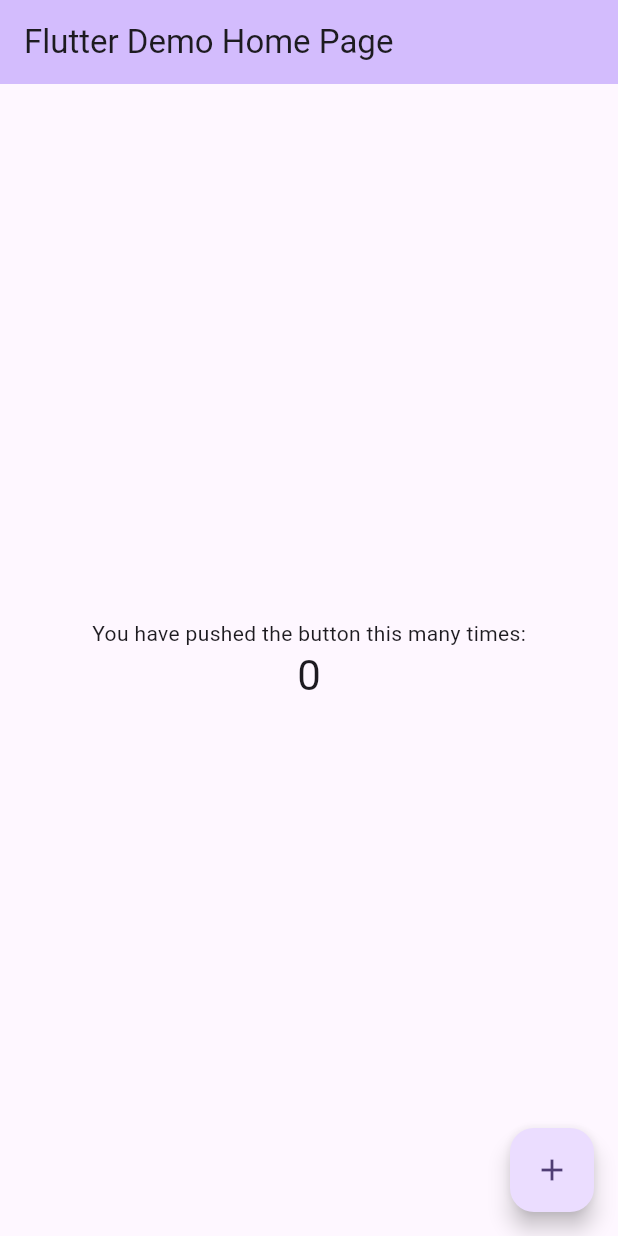
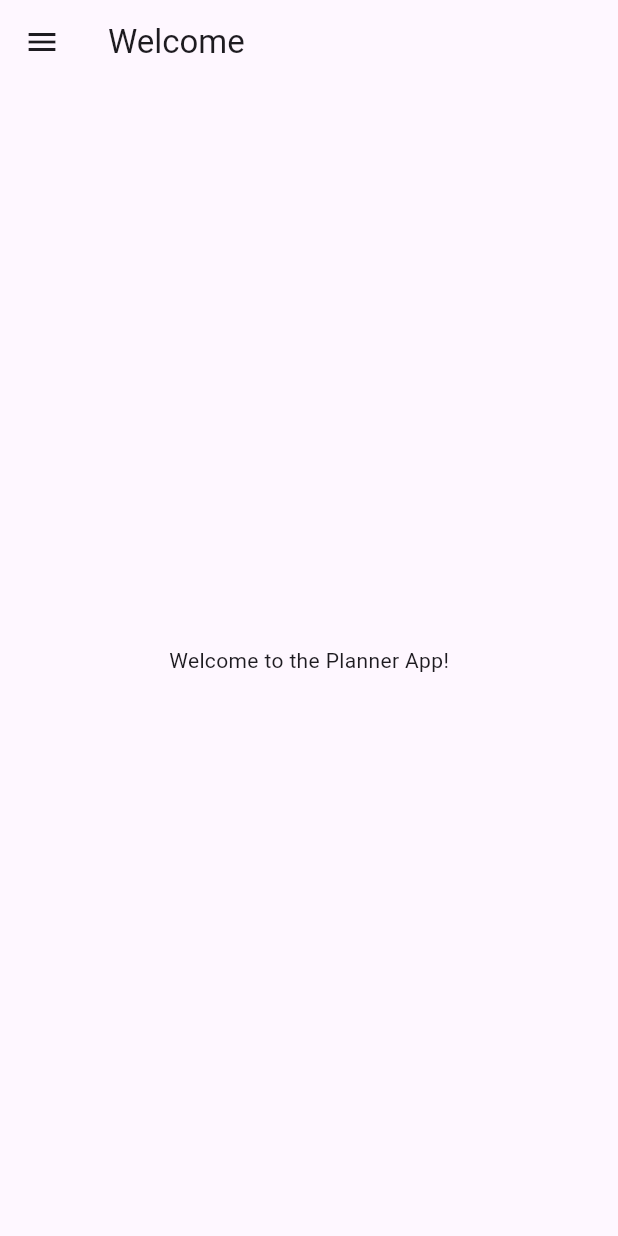
Before and after one commit to Robertovbj/morimens_planner, a Flutter app: the screen it shows after launch, on a phone screen of 412 x 824 dp. Run offline on Flutter 3.47's test engine with Material 3 defaults, Android fonts, the phone set to English and light mode, and no system bars; our stand-ins replace sqflite; accounts and stored records are empty.

```diff
--- a/lib/main.dart
+++ b/lib/main.dart
@@ -1,5 +1,6 @@
 import 'package:flutter/material.dart';
 import 'db_helper.dart';
+import 'views/awakers_page.dart';
 
 void main() async {
   WidgetsFlutterBinding.ensureInitialized();
@@ -10,116 +11,66 @@ void main() async {
 class MyApp extends StatelessWidget {
   const MyApp({super.key});
 
-  // This widget is the root of your application.
   @override
   Widget build(BuildContext context) {
     return MaterialApp(
       title: 'Flutter Demo',
       theme: ThemeData(
-        // This is the theme of your application.
-        //
-        // TRY THIS: Try running your application with "flutter run". You'll see
-        // the application has a purple toolbar. Then, without quitting the app,
-        // try changing the seedColor in the colorScheme below to Colors.green
-        // and then invoke "hot reload" (save your changes or press the "hot
-        // reload" button in a Flutter-supported IDE, or press "r" if you used
-        // the command line to start the app).
-        //
-        // Notice that the counter didn't reset back to zero; the application
-        // state is not lost during the reload. To reset the state, use hot
-        // restart instead.
-        //
-        // This works for code too, not just values: Most code changes can be
-        // tested with just a hot reload.
         colorScheme: ColorScheme.fromSeed(seedColor: Colors.deepPurple),
       ),
-      home: const MyHomePage(title: 'Flutter Demo Home Page'),
+      home: const WelcomePage(),
     );
   }
 }
 
-class MyHomePage extends StatefulWidget {
-  const MyHomePage({super.key, required this.title});
-
-  // This widget is the home page of your application. It is stateful, meaning
-  // that it has a State object (defined below) that contains fields that affect
-  // how it looks.
-
-  // This class is the configuration for the state. It holds the values (in this
-  // case the title) provided by the parent (in this case the App widget) and
-  // used by the build method of the State. Fields in a Widget subclass are
-  // always marked "final".
-
-  final String title;
-
-  @override
-  State<MyHomePage> createState() => _MyHomePageState();
-}
-
-class _MyHomePageState extends State<MyHomePage> {
-  int _counter = 0;
-
-  void _incrementCounter() {
-    setState(() {
-      // This call to setState tells the Flutter framework that something has
-      // changed in this State, which causes it to rerun the build method below
-      // so that the display can reflect the updated values. If we changed
-      // _counter without calling setState(), then the build method would not be
-      // called again, and so nothing would appear to happen.
-      _counter++;
-    });
-  }
+class WelcomePage extends StatelessWidget {
+  const WelcomePage({super.key});
 
   @override
   Widget build(BuildContext context) {
-    // This method is rerun every time setState is called, for instance as done
-    // by the _incrementCounter method above.
-    //
-    // The Flutter framework has been optimized to make rerunning build methods
-    // fast, so that you can just rebuild anything that needs updating rather
-    // than having to individually change instances of widgets.
     return Scaffold(
       appBar: AppBar(
-        // TRY THIS: Try changing the color here to a specific color (to
-        // Colors.amber, perhaps?) and trigger a hot reload to see the AppBar
-        // change color while the other colors stay the same.
-        backgroundColor: Theme.of(context).colorScheme.inversePrimary,
-        // Here we take the value from the MyHomePage object that was created by
-        // the App.build method, and use it to set our appbar title.
-        title: Text(widget.title),
+        title: const Text('Welcome'),
       ),
-      body: Center(
-        // Center is a layout widget. It takes a single child and positions it
-        // in the middle of the parent.
-        child: Column(
-          // Column is also a layout widget. It takes a list of children and
-          // arranges them vertically. By default, it sizes itself to fit its
-          // children horizontally, and tries to be as tall as its parent.
-          //
-          // Column has various properties to control how it sizes itself and
-          // how it positions its children. Here we use mainAxisAlignment to
-          // center the children vertically; the main axis here is the vertical
-          // axis because Columns are vertical (the cross axis would be
-          // horizontal).
-          //
-          // TRY THIS: Invoke "debug painting" (choose the "Toggle Debug Paint"
-          // action in the IDE, or press "p" in the console), to see the
-          // wireframe for each widget.
-          mainAxisAlignment: MainAxisAlignment.center,
+      drawer: Drawer(
+        child: ListView(
+          padding: EdgeInsets.zero,
           children: <Widget>[
-            const Text('You have pushed the button this many times:'),
-            Text(
-              '$_counter',
-              style: Theme.of(context).textTheme.headlineMedium,
+            const DrawerHeader(
+              decoration: BoxDecoration(
+                color: Colors.deepPurple,
+              ),
+              child: Text(
+                'Menu',
+                style: TextStyle(
+                  color: Colors.white,
+                  fontSize: 24,
+                ),
+              ),
+            ),
+            ListTile(
+              leading: const Icon(Icons.home),
+              title: const Text('Home'),
+              onTap: () {
+                Navigator.pop(context);
+              },
+            ),
+            ListTile(
+              leading: const Icon(Icons.person),
+              title: const Text('Awakers'),
+              onTap: () {
+                Navigator.push(
+                  context,
+                  MaterialPageRoute(builder: (context) => const AwakersPage()),
+                );
+              },
             ),
           ],
         ),
       ),
-      floatingActionButton: FloatingActionButton(
-        onPressed: _incrementCounter,
-        tooltip: 'Increment',
-        child: const Icon(Icons.add),
-      ), // This trailing comma makes auto-formatting nicer for build methods.
+      body: const Center(
+        child: Text('Welcome to the Planner App!'),
+      ),
     );
   }
 }
```
Also changed, not shown: lib/views/awakers_page.dart (added, +191 -0 lines).
